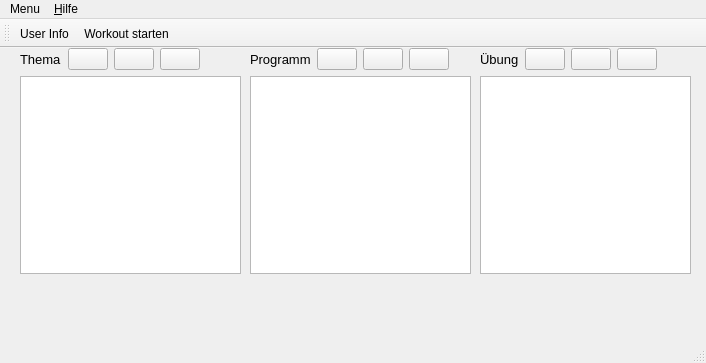
Qt form speck_weg/ui/main_window.ui (hochstibe/fingertraining) before a commit.
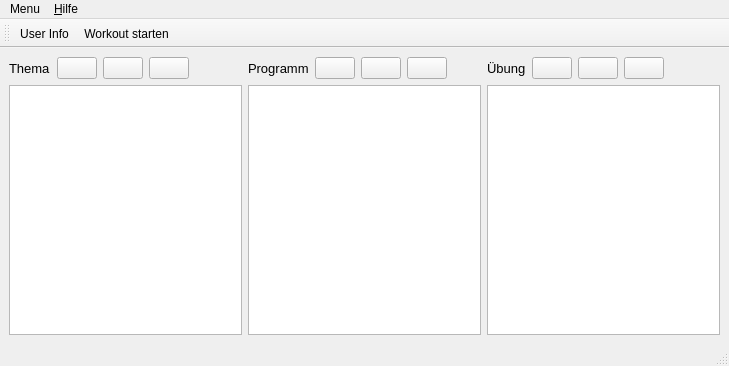
The same form after that commit. Icons and pictures are not drawn.

```diff
--- a/speck_weg/ui/main_window.ui
+++ b/speck_weg/ui/main_window.ui
@@ -6,23 +6,16 @@
    <rect>
     <x>0</x>
     <y>0</y>
-    <width>706</width>
-    <height>363</height>
+    <width>729</width>
+    <height>366</height>
    </rect>
   </property>
   <property name="windowTitle">
    <string>Speck Weg!</string>
   </property>
   <widget class="QWidget" name="centralwidget">
-   <widget class="QWidget" name="layoutWidget">
-    <property name="geometry">
-     <rect>
-      <x>20</x>
-      <y>0</y>
-      <width>221</width>
-      <height>226</height>
-     </rect>
-    </property>
+   <layout class="QHBoxLayout" name="horizontalLayout_4">
+    <item>
     <layout class="QVBoxLayout" name="verticalLayout">
      <item>
       <layout class="QHBoxLayout" name="horizontalLayout">
@@ -99,16 +92,8 @@
       <widget class="QListWidget" name="listWidget_theme"/>
      </item>
     </layout>
-   </widget>
-   <widget class="QWidget" name="layoutWidget">
-    <property name="geometry">
-     <rect>
-      <x>250</x>
-      <y>0</y>
-      <width>221</width>
-      <height>226</height>
-     </rect>
-    </property>
+    </item>
+    <item>
     <layout class="QVBoxLayout" name="verticalLayout_2">
      <item>
       <layout class="QHBoxLayout" name="horizontalLayout_2">
@@ -184,16 +169,8 @@
       <widget class="QListWidget" name="listWidget_program"/>
      </item>
     </layout>
-   </widget>
-   <widget class="QWidget" name="layoutWidget">
-    <property name="geometry">
-     <rect>
-      <x>480</x>
-      <y>0</y>
-      <width>211</width>
-      <height>226</height>
-     </rect>
-    </property>
+    </item>
+    <item>
     <layout class="QVBoxLayout" name="verticalLayout_3">
      <item>
       <layout class="QHBoxLayout" name="horizontalLayout_3">
@@ -263,14 +240,15 @@
       <widget class="QListWidget" name="listWidget_exercise"/>
      </item>
     </layout>
-   </widget>
+    </item>
+   </layout>
   </widget>
   <widget class="QMenuBar" name="menubar">
    <property name="geometry">
     <rect>
      <x>0</x>
      <y>0</y>
-     <width>706</width>
+     <width>729</width>
      <height>22</height>
     </rect>
    </property>
```
Lines whose indentation alone changed are shown as unchanged.
